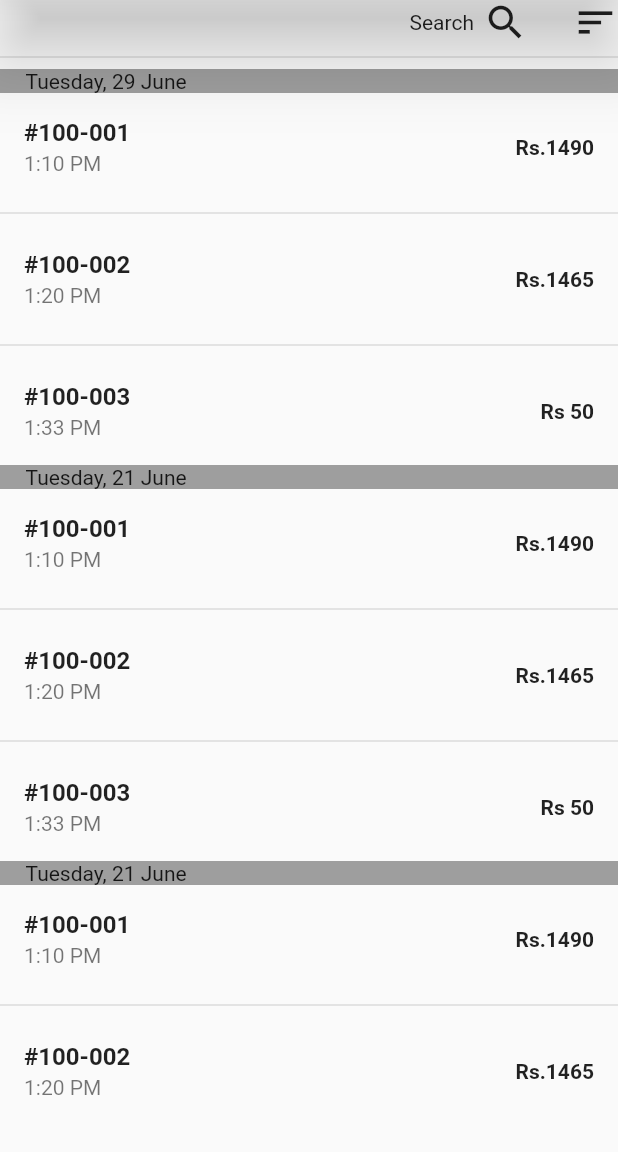
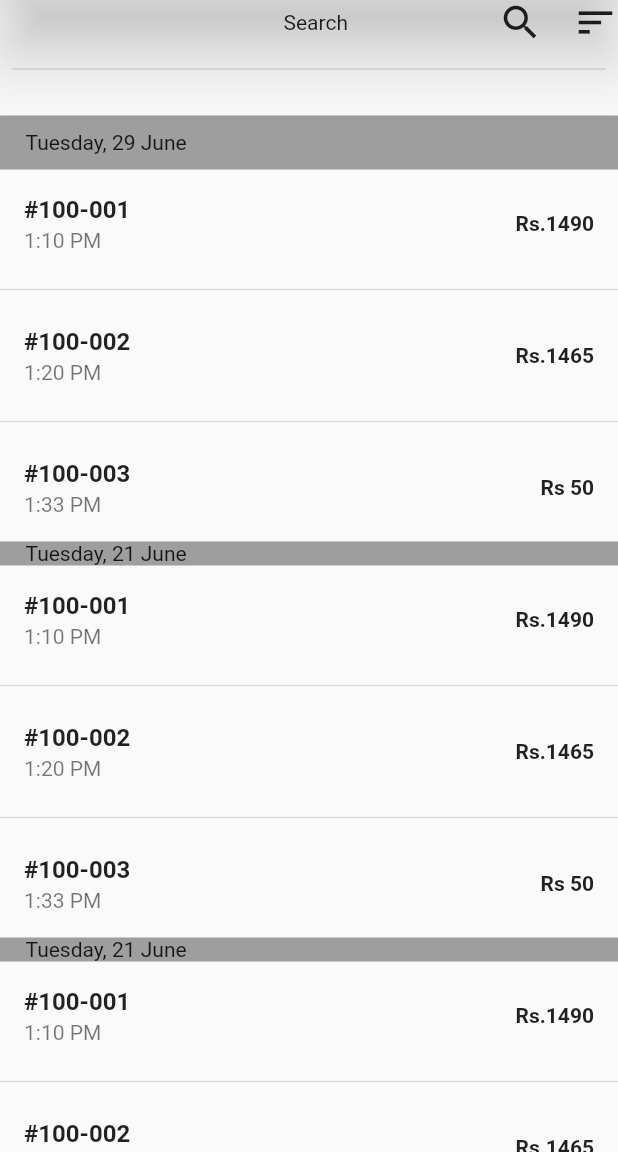
Before and after one commit to rusan08/receipt, a Flutter app: the screen it shows after launch, on a phone screen of 412 x 824 dp, the part 84-1236 px from its top. Run offline on Flutter 3.47's test engine with Material 2 defaults, Android fonts, the phone set to English and light mode, and no system bars.

Commit message:
second commit

```diff
--- a/lib/receipt.dart
+++ b/lib/receipt.dart
@@ -29,13 +29,15 @@ class ItemListView extends StatelessWidget {
                 'Search',
                 textAlign: TextAlign.left,
               ),
-              Padding(padding: EdgeInsets.all(3)),
+              SizedBox(
+                width: 100,
+              ),
               Icon(
                 Icons.search,
                 size: 30,
               ),
               SizedBox(
-                width: 30,
+                width: 20,
               ),
               Icon(
                 Icons.sort,
@@ -43,12 +45,19 @@ class ItemListView extends StatelessWidget {
               ),
             ],
           ),
-          const Divider(
-            thickness: 1,
+          const Padding(
+            padding: EdgeInsets.all(8.0),
+            child: Divider(
+              thickness: 1,
+            ),
           ),
-          const DecoratedBox(
-            decoration: BoxDecoration(color: Colors.grey),
-            child: Text(
+          const Padding(
+            padding: EdgeInsets.only(bottom: 15.0),
+          ),
+          Container(
+            padding: const EdgeInsets.symmetric(vertical: 10.0),
+            decoration: const BoxDecoration(color: Colors.grey),
+            child: const Text(
               '     Tuesday, 29 June',
             ),
           ),
```
